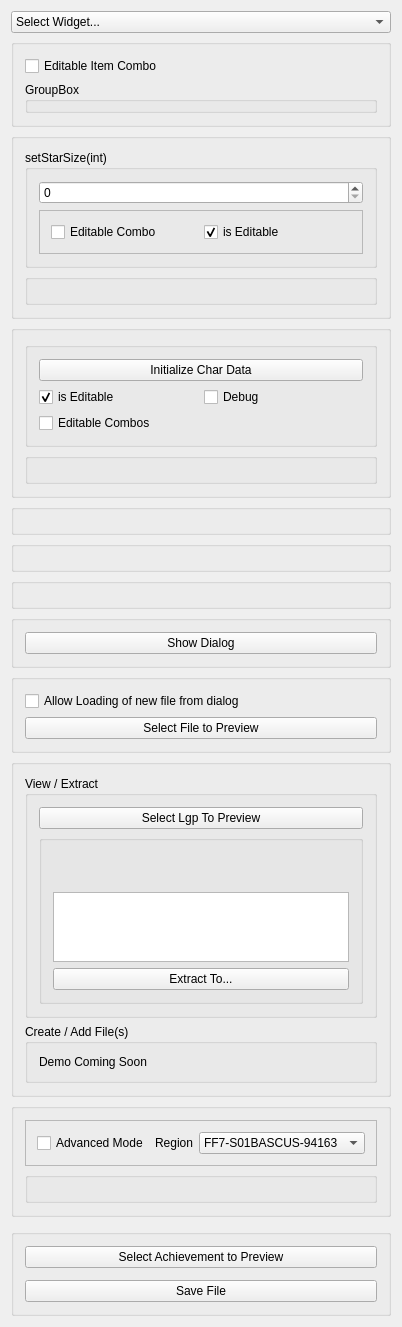
First picture: the form in demos/ff7tkWidgetGallery/mainwindow.ui, repository sithlord48/ff7tk, before the edit.
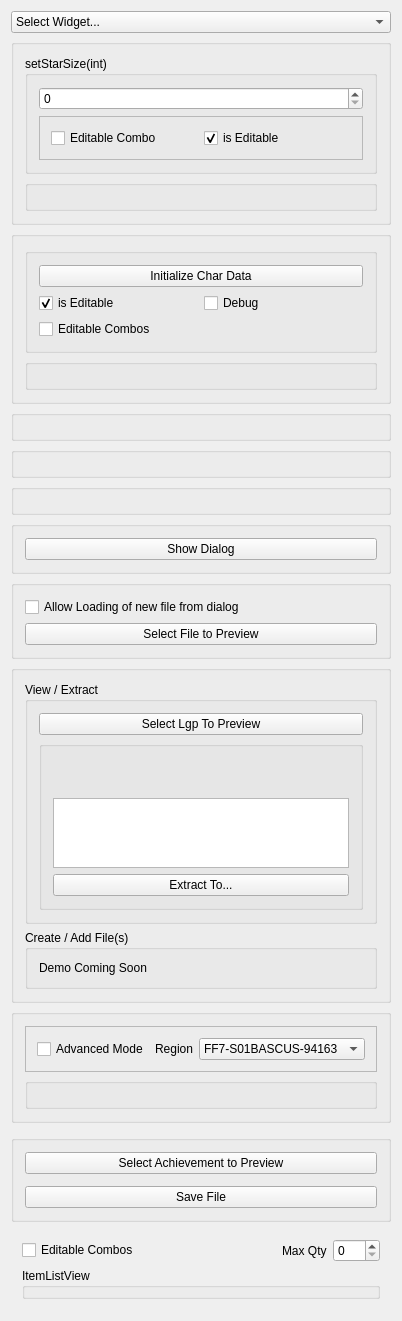
Second picture: the form after the edit.

Commit message: ff7tkWidgets: new model based ItemListView Widget

What changed in the file:
```diff
--- a/demos/ff7tkWidgetGallery/mainwindow.ui
+++ b/demos/ff7tkWidgetGallery/mainwindow.ui
@@ -6,8 +6,8 @@
    <rect>
     <x>0</x>
     <y>0</y>
-    <width>178</width>
-    <height>46</height>
+    <width>175</width>
+    <height>32</height>
    </rect>
   </property>
   <property name="sizePolicy">
@@ -90,29 +90,6 @@
       </item>
      </widget>
     </item>
-    <item>
-     <widget class="QGroupBox" name="item_list_box">
-      <property name="title">
-       <string/>
-      </property>
-      <layout class="QVBoxLayout" name="verticalLayout_11">
-       <item>
-        <widget class="QCheckBox" name="checkBox_4">
-         <property name="text">
-          <string>Editable Item Combo</string>
-         </property>
-        </widget>
-       </item>
-       <item>
-        <widget class="QGroupBox" name="itemList_box">
-         <property name="title">
-          <string>GroupBox</string>
-         </property>
-        </widget>
-       </item>
-      </layout>
-     </widget>
-    </item>
     <item>
      <widget class="QGroupBox" name="materia_editor_box">
       <property name="sizePolicy">
@@ -528,6 +505,81 @@
       </layout>
      </widget>
     </item>
+    <item>
+     <widget class="QWidget" name="itemListView_Group" native="true">
+      <property name="sizePolicy">
+       <sizepolicy hsizetype="Preferred" vsizetype="Maximum">
+        <horstretch>0</horstretch>
+        <verstretch>0</verstretch>
+       </sizepolicy>
+      </property>
+      <property name="minimumSize">
+       <size>
+        <width>0</width>
+        <height>0</height>
+       </size>
+      </property>
+      <property name="sizeIncrement">
+       <size>
+        <width>0</width>
+        <height>53</height>
+       </size>
+      </property>
+      <layout class="QVBoxLayout" name="verticalLayout_15">
+       <item>
+        <layout class="QHBoxLayout" name="horizontalLayout_4">
+         <item>
+          <widget class="QCheckBox" name="cb_itemSelectionDeleageEditable">
+           <property name="text">
+            <string>Editable Combos</string>
+           </property>
+          </widget>
+         </item>
+         <item>
+          <spacer name="horizontalSpacer_2">
+           <property name="orientation">
+            <enum>Qt::Horizontal</enum>
+           </property>
+           <property name="sizeHint" stdset="0">
+            <size>
+             <width>40</width>
+             <height>20</height>
+            </size>
+           </property>
+          </spacer>
+         </item>
+         <item>
+          <widget class="QLabel" name="label_2">
+           <property name="text">
+            <string>Max Qty</string>
+           </property>
+          </widget>
+         </item>
+         <item>
+          <widget class="QSpinBox" name="sb_itemListViewMaxQty">
+           <property name="sizePolicy">
+            <sizepolicy hsizetype="Maximum" vsizetype="Fixed">
+             <horstretch>0</horstretch>
+             <verstretch>0</verstretch>
+            </sizepolicy>
+           </property>
+           <property name="maximum">
+            <number>127</number>
+           </property>
+          </widget>
+         </item>
+        </layout>
+       </item>
+       <item>
+        <widget class="QGroupBox" name="itemListView_Box">
+         <property name="title">
+          <string>ItemListView</string>
+         </property>
+        </widget>
+       </item>
+      </layout>
+     </widget>
+    </item>
    </layout>
   </widget>
  </widget>
```
Left out of the diff: 2 changed lines with no effect on the pictures. The commit also changes 21 other files.
